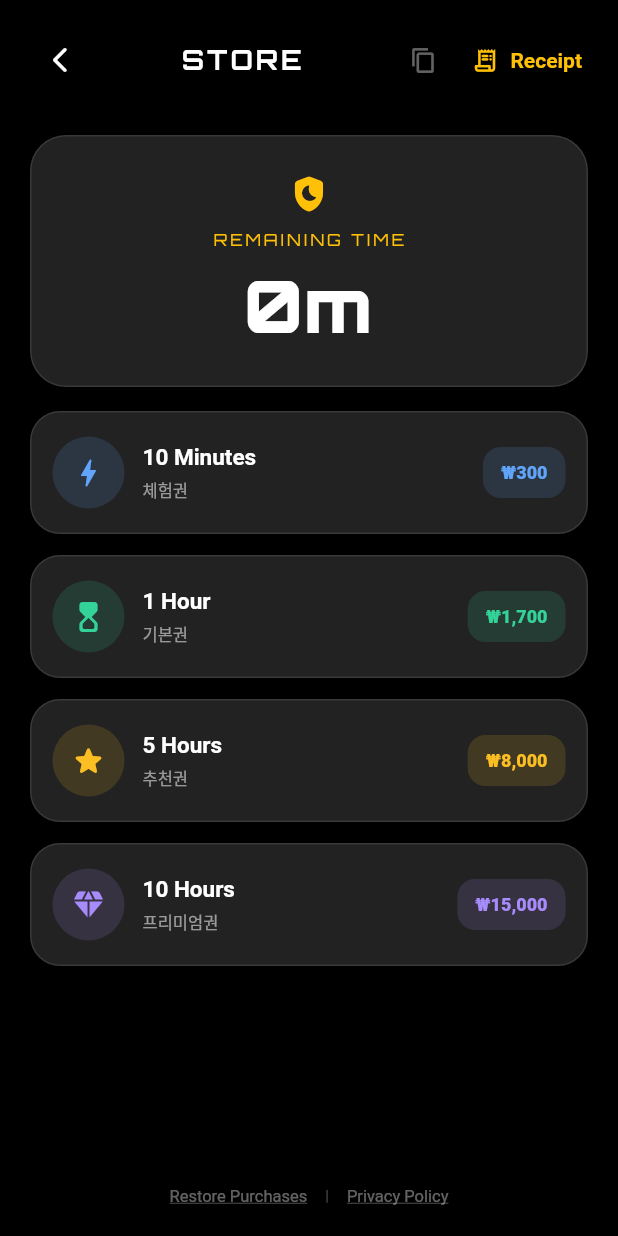
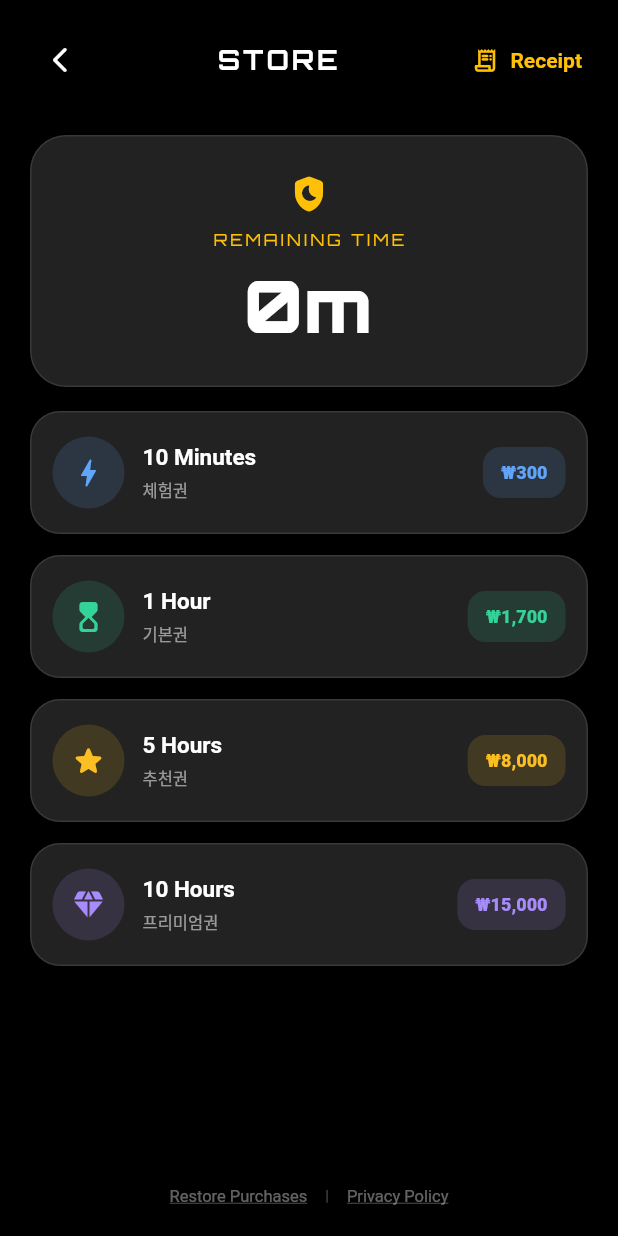
Before and after one commit to nojong62/stealthvox, a Flutter app: the StoreMaster screen opened directly, on a phone screen of 412 x 824 dp. Run offline on Flutter 3.47's test engine with Material 3 defaults, Android fonts, the phone set to English and light mode, and no system bars; our stand-ins replace audioplayers, auto_size_text, cloud_firestore, csv, equatable, firebase_auth and 17 more; missing offline and left inert: appsflyer_sdk, json_path, mime_type, purchases_flutter, record; accounts and stored records are empty.

Commit message:
feat: REMAINING TIME 아이콘 탭으로 로그 복사 버튼 토글
- shield_moon 아이콘 탭 시 _showLogCopyButton 토글
- 복사 버튼은 토글 활성화 시에만 표시 (amber 색상)

Co-Authored-By: Claude Sonnet 4.6 <noreply@anthropic.com>

```diff
--- a/lib/custom_code/widgets/store_master.dart
+++ b/lib/custom_code/widgets/store_master.dart
@@ -37,6 +37,7 @@ class StoreMaster extends StatefulWidget {
 
 class _StoreMasterState extends State<StoreMaster> {
   bool isProcessing = false;
+  bool _showLogCopyButton = false;
 
   final List<String> _debugLogs = [];
   void _log(String tag, String msg) {
@@ -461,9 +462,10 @@ class _StoreMasterState extends State<StoreMaster> {
                         Row(
                           mainAxisSize: MainAxisSize.min,
                           children: [
+                            if (_showLogCopyButton)
                               IconButton(
                                 icon: const Icon(Icons.copy,
-                                  color: Colors.white38, size: 18),
+                                    color: Colors.amber, size: 18),
                                 tooltip: '로그 복사',
                                 onPressed: () async {
                                   final text = _debugLogs.join('\n');
@@ -513,8 +515,12 @@ class _StoreMasterState extends State<StoreMaster> {
                             ),
                             child: Column(
                               children: [
-                                const Icon(Icons.shield_moon_rounded,
+                                GestureDetector(
+                                  onTap: () => setState(
+                                      () => _showLogCopyButton = !_showLogCopyButton),
+                                  child: const Icon(Icons.shield_moon_rounded,
                                       color: Colors.amber, size: 28),
+                                ),
                                 const SizedBox(height: 10),
                                 Text("REMAINING TIME",
                                     style: GoogleFonts.orbitron(
```
Lines whose indentation alone changed are shown as unchanged.
